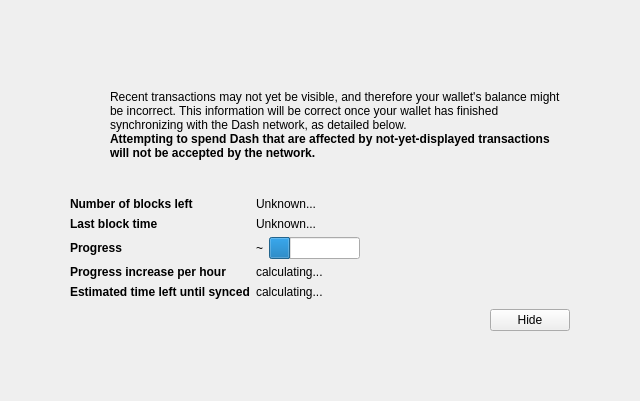
firoorg/firo, file src/qt/forms/modaloverlay.ui: the form before one commit.
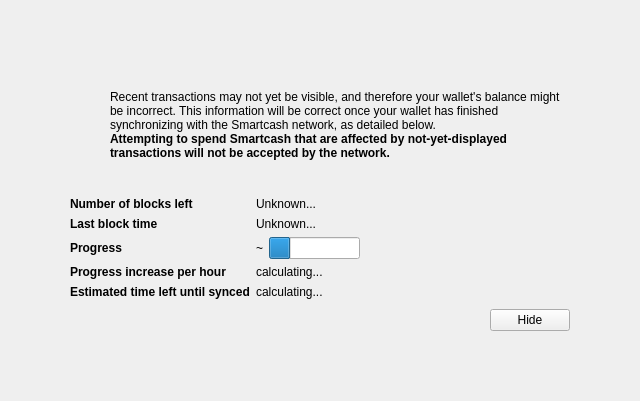
The form after the commit. Icons and pictures are not drawn. Custom widgets are drawn as their Qt base class.

```diff
--- a/src/qt/forms/modaloverlay.ui
+++ b/src/qt/forms/modaloverlay.ui
@@ -128,7 +128,7 @@
              <item>
               <widget class="QLabel" name="infoText">
                <property name="text">
-                <string>Recent transactions may not yet be visible, and therefore your wallet's balance might be incorrect. This information will be correct once your wallet has finished synchronizing with the Dash network, as detailed below.</string>
+                <string>Recent transactions may not yet be visible, and therefore your wallet's balance might be incorrect. This information will be correct once your wallet has finished synchronizing with the Smartcash network, as detailed below.</string>
                </property>
                <property name="textFormat">
                 <enum>Qt::RichText</enum>
@@ -147,7 +147,7 @@
                 </font>
                </property>
                <property name="text">
-                <string>Attempting to spend Dash that are affected by not-yet-displayed transactions will not be accepted by the network.</string>
+                <string>Attempting to spend Smartcash that are affected by not-yet-displayed transactions will not be accepted by the network.</string>
                </property>
                <property name="textFormat">
                 <enum>Qt::RichText</enum>
```
